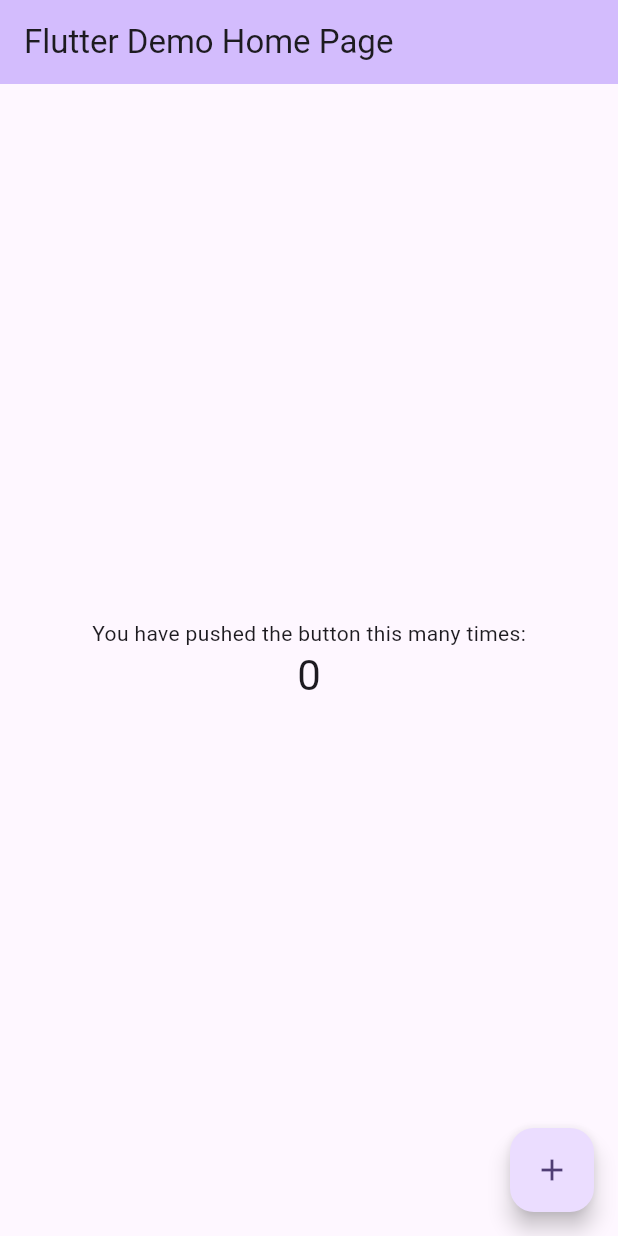
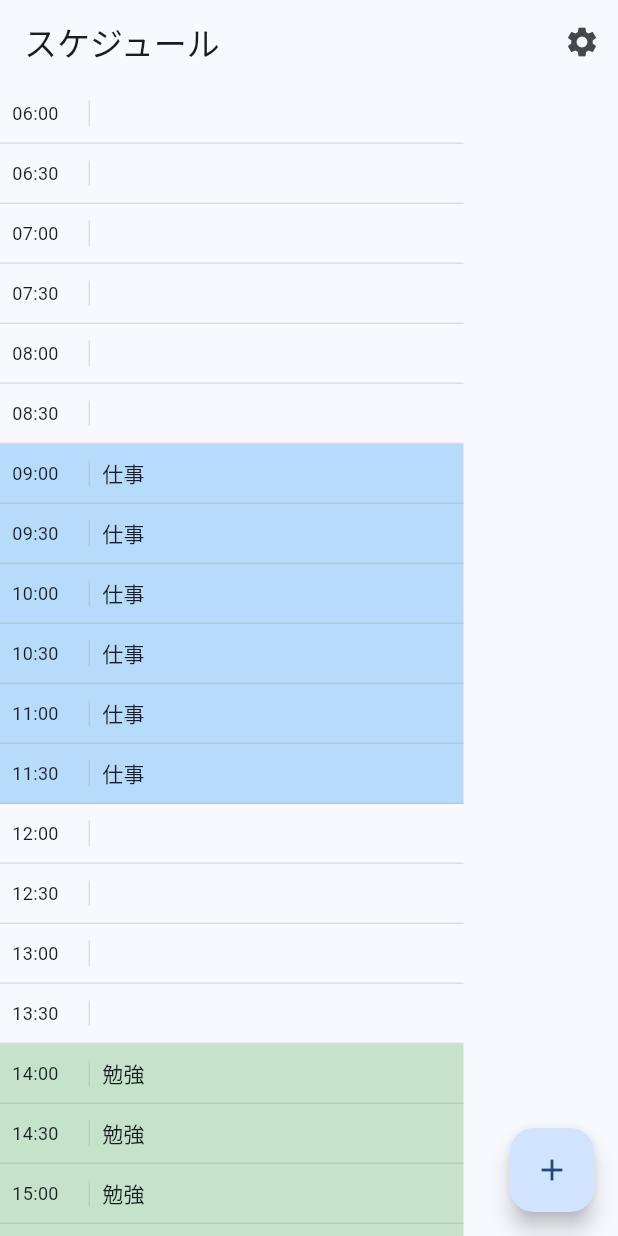
Before and after one commit to nadeshiko69/scheduler, a Flutter app: the screen it shows after launch, on a phone screen of 412 x 824 dp. Run offline on Flutter 3.47's test engine with Material 3 defaults, Android fonts, the phone set to English and light mode, and no system bars.

Commit message:
スケジューラひな形

```diff
--- a/lib/main.dart
+++ b/lib/main.dart
@@ -1,4 +1,5 @@
 import 'package:flutter/material.dart';
+import 'screens/schedule_screen.dart'; // 追加
 
 void main() {
   runApp(const MyApp());
@@ -7,119 +8,15 @@
 class MyApp extends StatelessWidget {
   const MyApp({super.key});
 
-  // This widget is the root of your application.
   @override
   Widget build(BuildContext context) {
     return MaterialApp(
-      title: 'Flutter Demo',
+      title: 'スケジューラー',
       theme: ThemeData(
-        // This is the theme of your application.
-        //
-        // TRY THIS: Try running your application with "flutter run". You'll see
-        // the application has a purple toolbar. Then, without quitting the app,
-        // try changing the seedColor in the colorScheme below to Colors.green
-        // and then invoke "hot reload" (save your changes or press the "hot
-        // reload" button in a Flutter-supported IDE, or press "r" if you used
-        // the command line to start the app).
-        //
-        // Notice that the counter didn't reset back to zero; the application
-        // state is not lost during the reload. To reset the state, use hot
-        // restart instead.
-        //
-        // This works for code too, not just values: Most code changes can be
-        // tested with just a hot reload.
-        colorScheme: ColorScheme.fromSeed(seedColor: Colors.deepPurple),
+        colorScheme: ColorScheme.fromSeed(seedColor: Colors.blue),
         useMaterial3: true,
       ),
-      home: const MyHomePage(title: 'Flutter Demo Home Page'),
+      home: const ScheduleScreen(), // MyHomePageからScheduleScreenに変更
     );
   }
 }
-
-class MyHomePage extends StatefulWidget {
-  const MyHomePage({super.key, required this.title});
-
-  // This widget is the home page of your application. It is stateful, meaning
-  // that it has a State object (defined below) that contains fields that affect
-  // how it looks.
-
-  // This class is the configuration for the state. It holds the values (in this
-  // case the title) provided by the parent (in this case the App widget) and
-  // used by the build method of the State. Fields in a Widget subclass are
-  // always marked "final".
-
-  final String title;
-
-  @override
-  State<MyHomePage> createState() => _MyHomePageState();
-}
-
-class _MyHomePageState extends State<MyHomePage> {
-  int _counter = 0;
-
-  void _incrementCounter() {
-    setState(() {
-      // This call to setState tells the Flutter framework that something has
-      // changed in this State, which causes it to rerun the build method below
-      // so that the display can reflect the updated values. If we changed
-      // _counter without calling setState(), then the build method would not be
-      // called again, and so nothing would appear to happen.
-      _counter++;
-    });
-  }
-
-  @override
-  Widget build(BuildContext context) {
-    // This method is rerun every time setState is called, for instance as done
-    // by the _incrementCounter method above.
-    //
-    // The Flutter framework has been optimized to make rerunning build methods
-    // fast, so that you can just rebuild anything that needs updating rather
-    // than having to individually change instances of widgets.
-    return Scaffold(
-      appBar: AppBar(
-        // TRY THIS: Try changing the color here to a specific color (to
-        // Colors.amber, perhaps?) and trigger a hot reload to see the AppBar
-        // change color while the other colors stay the same.
-        backgroundColor: Theme.of(context).colorScheme.inversePrimary,
-        // Here we take the value from the MyHomePage object that was created by
-        // the App.build method, and use it to set our appbar title.
-        title: Text(widget.title),
-      ),
-      body: Center(
-        // Center is a layout widget. It takes a single child and positions it
-        // in the middle of the parent.
-        child: Column(
-          // Column is also a layout widget. It takes a list of children and
-          // arranges them vertically. By default, it sizes itself to fit its
-          // children horizontally, and tries to be as tall as its parent.
-          //
-          // Column has various properties to control how it sizes itself and
-          // how it positions its children. Here we use mainAxisAlignment to
-          // center the children vertically; the main axis here is the vertical
-          // axis because Columns are vertical (the cross axis would be
-          // horizontal).
-          //
-          // TRY THIS: Invoke "debug painting" (choose the "Toggle Debug Paint"
-          // action in the IDE, or press "p" in the console), to see the
-          // wireframe for each widget.
-          mainAxisAlignment: MainAxisAlignment.center,
-          children: <Widget>[
-            const Text(
-              'You have pushed the button this many times:',
-            ),
-            Text(
-              '$_counter',
-              style: Theme.of(context).textTheme.headlineMedium,
-            ),
-          ],
-        ),
-      ),
-      floatingActionButton: FloatingActionButton(
-        onPressed: _incrementCounter,
-        tooltip: 'Increment',
-        child: const Icon(Icons.add),
-      ), // This trailing comma makes auto-formatting nicer for build methods.
-    );
-  }
-}
--- /dev/null
+++ b/lib/models/schedule_item.dart
@@ -0,0 +1,16 @@
+import 'package:flutter/material.dart';
+import 'task.dart';
+
+class ScheduleItem {
+  final String id;
+  final Task task;
+  final TimeOfDay startTime;
+  final TimeOfDay endTime;
+
+  ScheduleItem({
+    required this.id,
+    required this.task,
+    required this.startTime,
+    required this.endTime,
+  });
+}
--- /dev/null
+++ b/lib/models/task.dart
@@ -0,0 +1,13 @@
+import 'package:flutter/material.dart';
+
+class Task {
+  final String id;
+  final String title;
+  final Color color;
+
+  Task({
+    required this.id,
+    required this.title,
+    required this.color,
+  });
+}
--- /dev/null
+++ b/lib/screens/schedule_screen.dart
@@ -0,0 +1,108 @@
+import 'package:flutter/material.dart';
+import '../models/task.dart';
+import '../models/schedule_item.dart';
+import '../widgets/time_table_view.dart';
+import '../widgets/task_list_view.dart';
+
+class ScheduleScreen extends StatefulWidget {
+  const ScheduleScreen({super.key});
+
+  @override
+  State<ScheduleScreen> createState() => _ScheduleScreenState();
+}
+
+class _ScheduleScreenState extends State<ScheduleScreen> {
+  // 設定から取得する想定
+  TimeOfDay startTime = const TimeOfDay(hour: 6, minute: 0);
+  TimeOfDay endTime = const TimeOfDay(hour: 22, minute: 0);
+
+  // テスト用のタスクデータを追加
+  List<Task> tasks = [
+    Task(
+      id: '1',
+      title: '仕事',
+      color: Colors.blue,
+    ),
+    Task(
+      id: '2',
+      title: '勉強',
+      color: Colors.green,
+    ),
+    Task(
+      id: '3',
+      title: '運動',
+      color: Colors.orange,
+    ),
+  ];
+
+  // テスト用のスケジュールデータを追加
+  List<ScheduleItem> scheduleItems = [
+    ScheduleItem(
+      id: '1',
+      task: Task(id: '1', title: '仕事', color: Colors.blue),
+      startTime: TimeOfDay(hour: 9, minute: 0),
+      endTime: TimeOfDay(hour: 12, minute: 0),
+    ),
+    ScheduleItem(
+      id: '2',
+      task: Task(id: '2', title: '勉強', color: Colors.green),
+      startTime: TimeOfDay(hour: 14, minute: 0),
+      endTime: TimeOfDay(hour: 16, minute: 0),
+    ),
+  ];
+
+  @override
+  Widget build(BuildContext context) {
+    return Scaffold(
+      appBar: AppBar(
+        title: const Text('スケジュール'),
+        actions: [
+          IconButton(
+            icon: const Icon(Icons.settings),
+            onPressed: () {
+              // TODO: 設定画面への遷移
+            },
+          ),
+        ],
+      ),
+      body: Row(
+        children: [
+          // タイムテーブル
+          Expanded(
+            flex: 3,
+            child: TimeTableView(
+              startTime: startTime,
+              endTime: endTime,
+              scheduleItems: scheduleItems,
+              onTimeSlotTap: _handleTimeSlotTap,
+            ),
+          ),
+          // タスク一覧
+          Expanded(
+            flex: 1,
+            child: TaskListView(
+              tasks: tasks,
+              onTaskTap: _handleTaskTap,
+            ),
+          ),
+        ],
+      ),
+      floatingActionButton: FloatingActionButton(
+        onPressed: _showAddTaskDialog,
+        child: const Icon(Icons.add),
+      ),
+    );
+  }
+
+  void _handleTimeSlotTap(TimeOfDay time) {
+    // TODO: 選択された時間枠の処理
+  }
+
+  void _handleTaskTap(Task task) {
+    // TODO: 選択されたタスクの処理
+  }
+
+  void _showAddTaskDialog() {
+    // TODO: タスク追加ダイアログの表示
+  }
+}
--- /dev/null
+++ b/lib/widgets/task_list_view.dart
@@ -0,0 +1,18 @@
+import 'package:flutter/material.dart';
+import '../models/task.dart';
+
+class TaskListView extends StatelessWidget {
+  final List<Task> tasks;
+  final Function(Task) onTaskTap;
+
+  const TaskListView({
+    super.key,
+    required this.tasks,
+    required this.onTaskTap,
+  });
+
+  @override
+  Widget build(BuildContext context) {
+    return Container(); // TODO: Implement task list view
+  }
+}
--- /dev/null
+++ b/lib/widgets/time_table_view.dart
@@ -0,0 +1,103 @@
+import 'package:flutter/material.dart';
+import '../models/schedule_item.dart';
+
+class TimeTableView extends StatelessWidget {
+  final TimeOfDay startTime;
+  final TimeOfDay endTime;
+  final List<ScheduleItem> scheduleItems;
+  final Function(TimeOfDay) onTimeSlotTap;
+
+  const TimeTableView({
+    super.key,
+    required this.startTime,
+    required this.endTime,
+    required this.scheduleItems,
+    required this.onTimeSlotTap,
+  });
+
+  @override
+  Widget build(BuildContext context) {
+    return ListView.builder(
+      itemCount: _calculateSlotCount(),
+      itemBuilder: (context, index) {
+        final currentTime = _indexToTime(index);
+        final scheduleItem = _findScheduleItemForTime(currentTime);
+
+        return GestureDetector(
+          onTap: () => onTimeSlotTap(currentTime),
+          child: Container(
+            height: 40, // 高さを少し大きくして見やすく
+            decoration: BoxDecoration(
+              border: Border(
+                bottom: BorderSide(color: Colors.grey.withOpacity(0.3)),
+              ),
+              color: scheduleItem?.task.color.withOpacity(0.3),
+            ),
+            child: Row(
+              children: [
+                // 時間表示
+                Container(
+                  width: 60,
+                  padding: const EdgeInsets.symmetric(horizontal: 8),
+                  decoration: BoxDecoration(
+                    border: Border(
+                      right: BorderSide(color: Colors.grey.withOpacity(0.3)),
+                    ),
+                  ),
+                  child: Text(
+                    _formatTime(currentTime),
+                    style: const TextStyle(fontSize: 12),
+                  ),
+                ),
+                // タスク表示
+                if (scheduleItem != null)
+                  Expanded(
+                    child: Padding(
+                      padding: const EdgeInsets.symmetric(horizontal: 8),
+                      child: Text(
+                        scheduleItem.task.title,
+                        style: const TextStyle(fontSize: 14),
+                      ),
+                    ),
+                  ),
+              ],
+            ),
+          ),
+        );
+      },
+    );
+  }
+
+  int _calculateSlotCount() {
+    final startMinutes = startTime.hour * 60 + startTime.minute;
+    final endMinutes = endTime.hour * 60 + endTime.minute;
+    return ((endMinutes - startMinutes) / 30).ceil();
+  }
+
+  TimeOfDay _indexToTime(int index) {
+    final startMinutes = startTime.hour * 60 + startTime.minute;
+    final currentMinutes = startMinutes + (index * 30);
+    return TimeOfDay(
+      hour: currentMinutes ~/ 60,
+      minute: currentMinutes % 60,
+    );
+  }
+
+  String _formatTime(TimeOfDay time) {
+    return '${time.hour.toString().padLeft(2, '0')}:${time.minute.toString().padLeft(2, '0')}';
+  }
+
+  ScheduleItem? _findScheduleItemForTime(TimeOfDay time) {
+    final timeInMinutes = time.hour * 60 + time.minute;
+
+    try {
+      return scheduleItems.firstWhere((item) {
+        final startMinutes = item.startTime.hour * 60 + item.startTime.minute;
+        final endMinutes = item.endTime.hour * 60 + item.endTime.minute;
+        return timeInMinutes >= startMinutes && timeInMinutes < endMinutes;
+      });
+    } catch (e) {
+      return null;
+    }
+  }
+}
```
